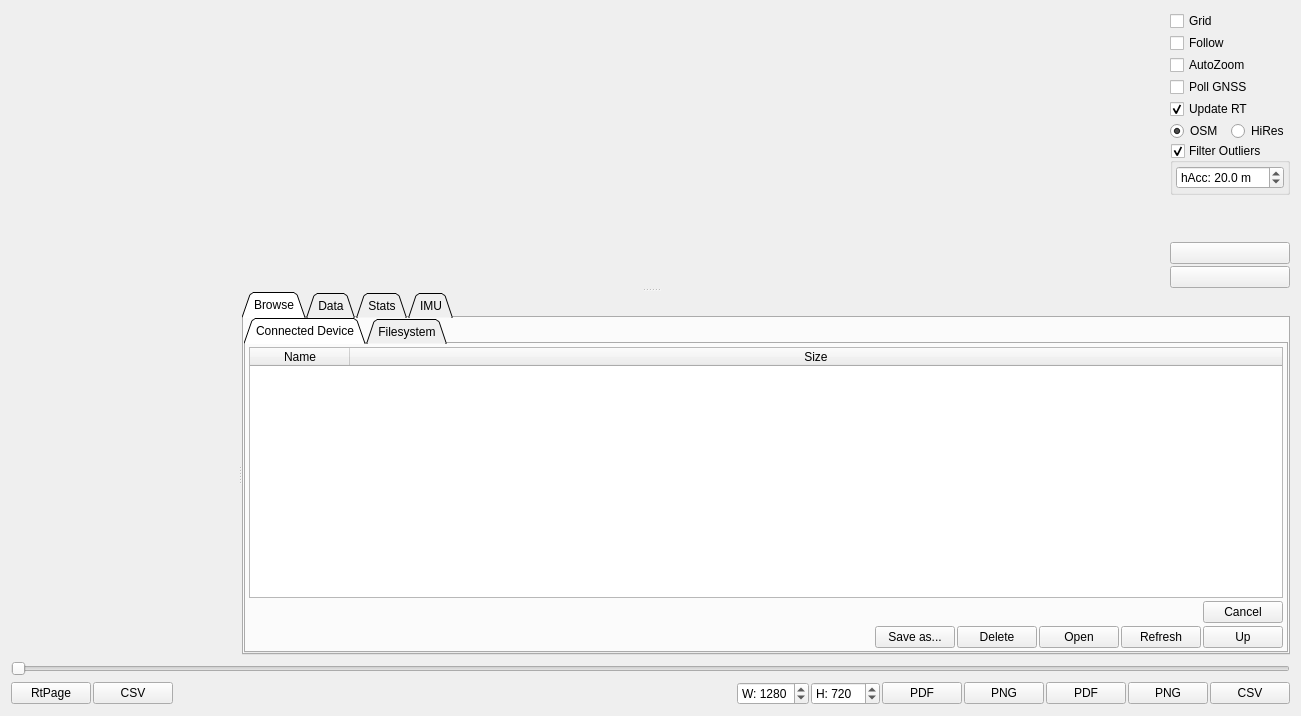
Old version of the form pages/pageloganalysis.ui in the repository vedderb/vesc_tool.
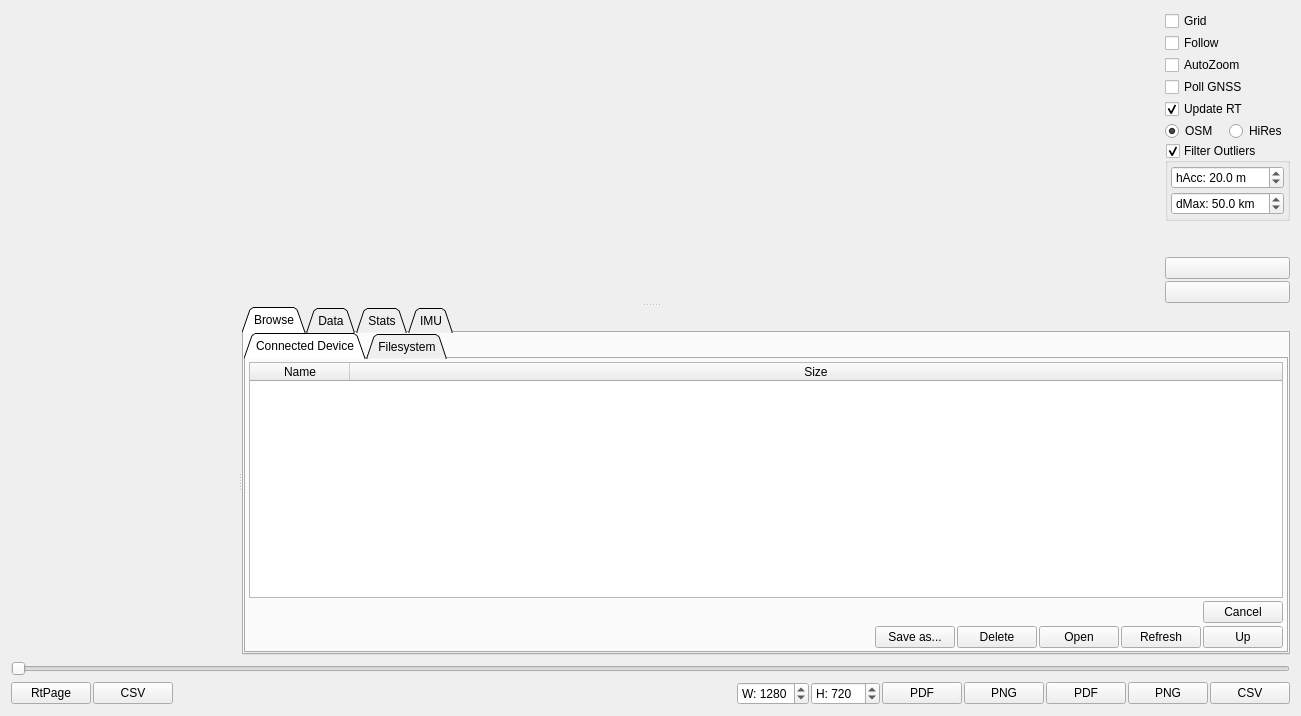
New version of the form. Icons and pictures are not drawn. Custom widgets are drawn as their Qt base class.

Patch:
```diff
--- a/pages/pageloganalysis.ui
+++ b/pages/pageloganalysis.ui
@@ -171,6 +171,28 @@
               </property>
              </widget>
             </item>
+            <item>
+             <widget class="QDoubleSpinBox" name="filterdMaxBox">
+              <property name="toolTip">
+               <string>Maximum distance from origin</string>
+              </property>
+              <property name="prefix">
+               <string>dMax: </string>
+              </property>
+              <property name="suffix">
+               <string> km</string>
+              </property>
+              <property name="decimals">
+               <number>1</number>
+              </property>
+              <property name="maximum">
+               <double>999.000000000000000</double>
+              </property>
+              <property name="value">
+               <double>50.000000000000000</double>
+              </property>
+             </widget>
+            </item>
            </layout>
           </widget>
          </item>
@@ -182,6 +204,12 @@
            <property name="sizeType">
             <enum>QSizePolicy::Policy::MinimumExpanding</enum>
            </property>
+           <property name="sizeHint" stdset="0">
+            <size>
+             <width>0</width>
+             <height>0</height>
+            </size>
+           </property>
           </spacer>
          </item>
          <item>
```
